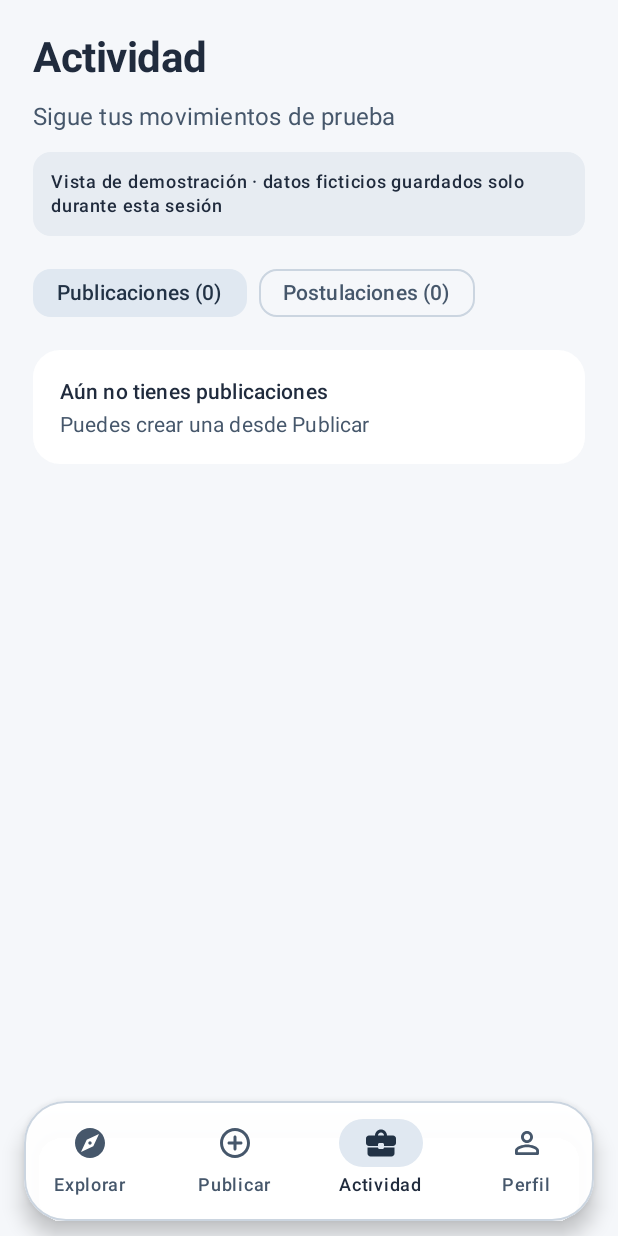
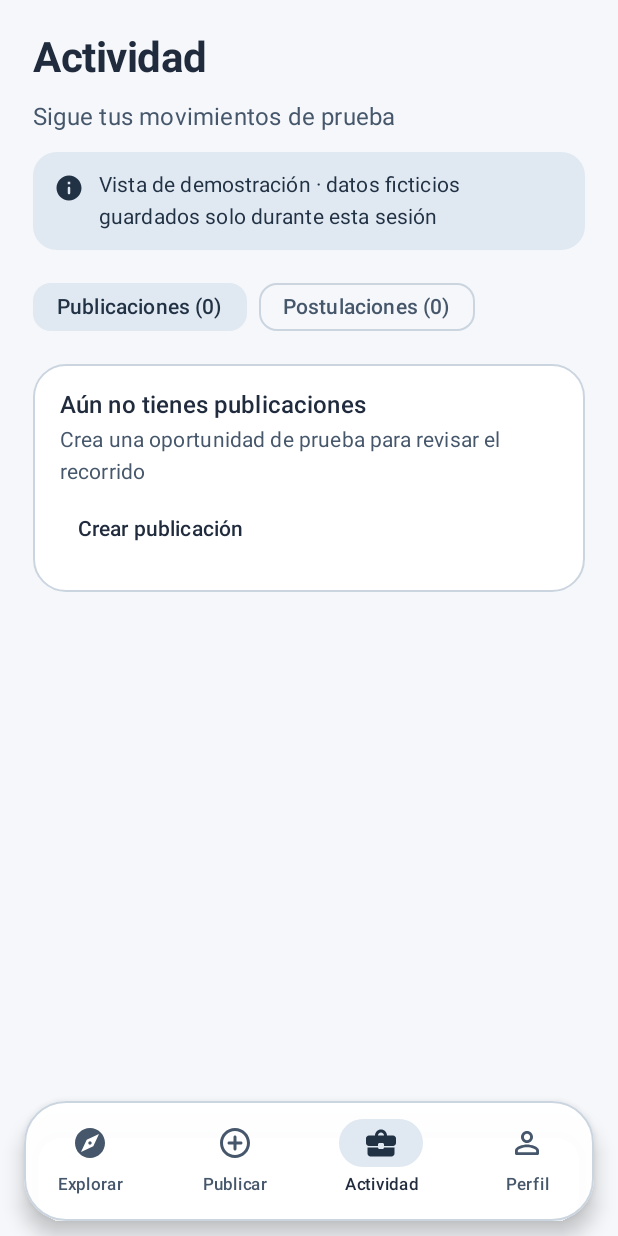
Before and after one commit to sebastianrosasq/TuEmpuje, an Android app built with Jetpack Compose: the PublishScreen screen opened through its navigation route, item 3 of the bottom bar chosen, on a phone screen of 412 x 824 dp. Run offline under Robolectric (Android 15) with nearby library versions, the phone set to English and light mode, and no system bars; our stand-ins replace Firebase (no records; nobody signed in at launch, a user with empty details on screens opened directly).

Commit message:
Consolida los componentes y estados de interfaz

```diff
--- a/android/app/src/main/java/pe/tuempuje/app/ui/TuEmpujeApp.kt
+++ b/android/app/src/main/java/pe/tuempuje/app/ui/TuEmpujeApp.kt
@@ -1,6 +1,10 @@
 package pe.tuempuje.app.ui
 
 import androidx.activity.compose.BackHandler
+import androidx.compose.animation.AnimatedVisibility
+import androidx.compose.animation.fadeIn
+import androidx.compose.animation.fadeOut
+import androidx.compose.animation.core.tween
 import androidx.compose.foundation.background
 import androidx.compose.foundation.Image
 import androidx.compose.foundation.clickable
@@ -31,9 +35,12 @@ import androidx.compose.ui.draw.clip
 import androidx.compose.ui.graphics.Brush
 import androidx.compose.ui.graphics.Color
 import androidx.compose.ui.graphics.vector.ImageVector
+import androidx.compose.ui.platform.LocalConfiguration
 import androidx.compose.ui.res.painterResource
+import androidx.compose.ui.semantics.Role
 import androidx.compose.ui.text.font.FontWeight
 import androidx.compose.ui.text.input.KeyboardType
+import androidx.compose.ui.text.style.TextAlign
 import androidx.compose.ui.unit.dp
 import androidx.compose.ui.unit.sp
 import androidx.lifecycle.viewmodel.compose.viewModel
@@ -47,7 +54,11 @@ import pe.tuempuje.app.data.Opportunity
 import pe.tuempuje.app.data.OpportunityViewModel
 import pe.tuempuje.app.data.FirebaseServices
 import pe.tuempuje.app.ui.auth.AccountScreen
+import pe.tuempuje.app.ui.components.AppEmptyState
+import pe.tuempuje.app.ui.components.AppNotice
+import pe.tuempuje.app.ui.components.AppPrimaryButton
 import pe.tuempuje.app.ui.theme.Ink
+import kotlinx.coroutines.launch
 
 private data class Destination(val route: String, val label: String, val icon: ImageVector)
 
@@ -62,33 +73,41 @@ private val destinations = listOf(
 fun TuEmpujeApp(services: FirebaseServices?, model: OpportunityViewModel = viewModel()) {
     val nav = rememberNavController()
     var activityRevision by rememberSaveable { mutableIntStateOf(0) }
+    val snackbar = remember { SnackbarHostState() }
+    val scope = rememberCoroutineScope()
+    val navigationGroups = if (LocalConfiguration.current.fontScale >= 1.8f) destinations.chunked(2) else listOf(destinations)
+    val openDestination: (String) -> Unit = { route ->
+        nav.navigate(route) {
+            popUpTo(nav.graph.findStartDestination().id) { saveState = true }
+            launchSingleTop = true
+            restoreState = true
+        }
+    }
     val backStackEntry by nav.currentBackStackEntryAsState()
     val currentRoute = backStackEntry?.destination?.route
     Scaffold(
         containerColor = MaterialTheme.colorScheme.background,
+        snackbarHost = { SnackbarHost(snackbar) },
         bottomBar = {
             if (currentRoute in destinations.map { it.route }) {
-                Box(Modifier.fillMaxWidth().navigationBarsPadding().padding(start = 16.dp, end = 16.dp, bottom = 10.dp)) {
+                Box(Modifier.fillMaxWidth().navigationBarsPadding().padding(start = 16.dp, end = 16.dp, bottom = 10.dp), contentAlignment = Alignment.Center) {
                     Surface(
+                        modifier = Modifier.widthIn(max = 600.dp),
                         shape = MaterialTheme.shapes.extraLarge,
                         color = MaterialTheme.colorScheme.surface.copy(alpha = 0.97f),
                         border = androidx.compose.foundation.BorderStroke(1.dp, MaterialTheme.colorScheme.outlineVariant),
                         tonalElevation = 3.dp,
                         shadowElevation = 8.dp,
                     ) {
+                        Column {
+                            navigationGroups.forEach { group ->
                                 NavigationBar(containerColor = Color.Transparent, windowInsets = WindowInsets(0, 0, 0, 0)) {
-                            destinations.forEach { item ->
+                                    group.forEach { item ->
                                         NavigationBarItem(
                                             selected = currentRoute == item.route,
-                                    onClick = {
-                                        nav.navigate(item.route) {
-                                            popUpTo(nav.graph.findStartDestination().id) { saveState = true }
-                                            launchSingleTop = true
-                                            restoreState = true
-                                        }
-                                    },
+                                            onClick = { openDestination(item.route) },
                                             icon = { Icon(item.icon, contentDescription = null) },
-                                    label = { Text(item.label, maxLines = 1) },
+                                            label = { Text(item.label, style = MaterialTheme.typography.labelSmall, maxLines = 2, textAlign = TextAlign.Center) },
                                             colors = NavigationBarItemDefaults.colors(
                                                 indicatorColor = MaterialTheme.colorScheme.secondaryContainer,
                                                 selectedIconColor = MaterialTheme.colorScheme.onSecondaryContainer,
@@ -102,21 +121,31 @@ fun TuEmpujeApp(services: FirebaseServices?, model: OpportunityViewModel = viewM
                             }
                         }
                     }
+                }
+            }
         },
     ) { padding ->
-        NavHost(navController = nav, startDestination = "explorar", modifier = Modifier.padding(padding)) {
+        Box(Modifier.fillMaxSize().padding(padding), contentAlignment = Alignment.TopCenter) {
+            NavHost(
+                navController = nav,
+                startDestination = "explorar",
+                modifier = Modifier.widthIn(max = 600.dp).fillMaxWidth(),
+                enterTransition = { fadeIn(tween(180)) },
+                exitTransition = { fadeOut(tween(120)) },
+                popEnterTransition = { fadeIn(tween(180)) },
+                popExitTransition = { fadeOut(tween(120)) },
+            ) {
                 composable("explorar") { ExploreScreen(model) { nav.navigate("detalle/$it") { launchSingleTop = true } } }
                 composable("publicar") {
                     PublishScreen(model, onBack = { nav.popBackStack() }) {
                         activityRevision++
-                    nav.navigate("actividad") {
-                        popUpTo(nav.graph.findStartDestination().id) { saveState = true }
-                        launchSingleTop = true
-                        restoreState = true
+                        openDestination("actividad")
+                        scope.launch { snackbar.showSnackbar("Publicación de prueba guardada en esta sesión") }
                     }
                 }
+                composable("actividad") {
+                    ActivityScreen(model, activityRevision, openDestination) { nav.navigate("detalle/$it") { launchSingleTop = true } }
                 }
-            composable("actividad") { ActivityScreen(model, activityRevision) { nav.navigate("detalle/$it") { launchSingleTop = true } } }
                 composable("perfil") {
                     if (services != null) {
                         AccountScreen(services.auth, services.firestore, services.isLocal)
@@ -126,7 +155,9 @@ fun TuEmpujeApp(services: FirebaseServices?, model: OpportunityViewModel = viewM
                 }
                 composable("detalle/{id}") { entry ->
                     val opportunity = model.find(entry.arguments?.getString("id").orEmpty())
-                DetailScreen(opportunity, model, onBack = { nav.popBackStack() }, onCandidates = { nav.navigate("candidatos/$it") })
+                    DetailScreen(opportunity, model, onBack = { nav.popBackStack() }, onCandidates = { nav.navigate("candidatos/$it") }, onApplied = {
+                        scope.launch { snackbar.showSnackbar("Postulación simulada en esta sesión") }
+                    })
                 }
                 composable("candidatos/{id}") { entry ->
                     val opportunity = model.find(entry.arguments?.getString("id").orEmpty())
@@ -135,7 +166,7 @@ fun TuEmpujeApp(services: FirebaseServices?, model: OpportunityViewModel = viewM
             }
         }
     }
-
+}
 @Composable
 private fun ExploreScreen(model: OpportunityViewModel, open: (String) -> Unit) {
     var query by rememberSaveable { mutableStateOf("") }
@@ -182,7 +213,12 @@ private fun ExploreScreen(model: OpportunityViewModel, open: (String) -> Unit) {
             }
         }
         if (opportunities.isEmpty()) {
-            item { EmptyMessage("No encontramos coincidencias", "Prueba con otra palabra o categoría") }
+            item {
+                AppEmptyState("No encontramos coincidencias", "Prueba con otra palabra o categoría", "Limpiar filtros") {
+                    query = ""
+                    selectedCategory = "Todas"
+                }
+            }
         }
         items(opportunities, key = { it.id }) { opportunity ->
             OpportunityCard(opportunity) { open(opportunity.id) }
@@ -207,12 +243,7 @@ private fun BrandHeader() {
 
 @Composable
 private fun DemoNotice() {
-    Text(
-        "Vista de demostración · datos ficticios guardados solo durante esta sesión",
-        style = MaterialTheme.typography.labelMedium,
-        color = MaterialTheme.colorScheme.onSurface,
-        modifier = Modifier.fillMaxWidth().clip(RoundedCornerShape(12.dp)).background(MaterialTheme.colorScheme.surfaceVariant).padding(12.dp),
-    )
+    AppNotice("Vista de demostración · datos ficticios guardados solo durante esta sesión")
 }
 
 @Composable
@@ -235,7 +266,7 @@ private fun Hero() {
 @Composable
 private fun OpportunityCard(opportunity: Opportunity, status: String? = null, onClick: () -> Unit) {
     Surface(
-        modifier = Modifier.fillMaxWidth().clickable(onClick = onClick),
+        modifier = Modifier.fillMaxWidth().clickable(role = Role.Button, onClick = onClick),
         shape = MaterialTheme.shapes.large,
         color = MaterialTheme.colorScheme.surface,
         border = androidx.compose.foundation.BorderStroke(1.dp, MaterialTheme.colorScheme.outlineVariant),
@@ -268,14 +299,14 @@ private fun OpportunityCard(opportunity: Opportunity, status: String? = null, on
 }
 
 @Composable
-private fun DetailScreen(opportunity: Opportunity?, model: OpportunityViewModel, onBack: () -> Unit, onCandidates: (String) -> Unit) {
+private fun DetailScreen(opportunity: Opportunity?, model: OpportunityViewModel, onBack: () -> Unit, onCandidates: (String) -> Unit, onApplied: () -> Unit) {
     var confirmApplication by rememberSaveable(opportunity?.id) { mutableStateOf(false) }
     if (confirmApplication && opportunity != null && !opportunity.own) {
         AlertDialog(
             onDismissRequest = { confirmApplication = false },
             title = { Text("Simular postulación") },
             text = { Text("Marcaremos tu interés en ${opportunity.title} solo en esta sesión, no se enviará una solicitud real") },
-            confirmButton = { TextButton(onClick = { model.apply(opportunity.id); confirmApplication = false }) { Text("Confirmar simulación") } },
+            confirmButton = { TextButton(onClick = { model.apply(opportunity.id); confirmApplication = false; onApplied() }) { Text("Confirmar simulación") } },
             dismissButton = { TextButton(onClick = { confirmApplication = false }) { Text("Cancelar") } },
         )
     }
@@ -287,7 +318,7 @@ private fun DetailScreen(opportunity: Opportunity?, model: OpportunityViewModel,
         }
         DemoNotice()
         if (opportunity == null) {
-            EmptyMessage("Oportunidad no disponible", "Vuelve al listado para elegir otra")
+            AppEmptyState("Oportunidad no disponible", "Vuelve al listado para elegir otra")
         } else {
             Text(opportunity.category.uppercase(), style = MaterialTheme.typography.labelMedium, color = MaterialTheme.colorScheme.onSurfaceVariant)
             Text(opportunity.title, style = MaterialTheme.typography.headlineMedium, fontWeight = FontWeight.Bold)
@@ -306,9 +337,7 @@ private fun DetailScreen(opportunity: Opportunity?, model: OpportunityViewModel,
             Text(opportunity.requirements, style = MaterialTheme.typography.bodyLarge, color = MaterialTheme.colorScheme.onSurfaceVariant)
             if (!opportunity.own) {
                 val applied = opportunity.id in model.applications
-                Button(onClick = { confirmApplication = true }, enabled = !applied, modifier = Modifier.fillMaxWidth().heightIn(min = 52.dp), shape = RoundedCornerShape(16.dp)) {
-                    Text(if (applied) "Postulación simulada" else "Simular postulación")
-                }
+                AppPrimaryButton(if (applied) "Postulación simulada" else "Simular postulación", onClick = { confirmApplication = true }, enabled = !applied)
                 Text("Esta acción solo cambia la demostración local, no envía una postulación real", style = MaterialTheme.typography.bodySmall, color = MaterialTheme.colorScheme.onSurfaceVariant)
             } else {
                 Text("Esta es tu publicación de prueba", style = MaterialTheme.typography.bodyMedium, color = MaterialTheme.colorScheme.onSurfaceVariant)
@@ -329,11 +358,11 @@ private fun CandidatesScreen(opportunity: Opportunity?, onBack: () -> Unit) {
             Text("Volver")
         }
         if (opportunity == null || !opportunity.own) {
-            EmptyMessage("Publicación no disponible", "Regresa a tu actividad para revisar tus publicaciones")
+            AppEmptyState("Publicación no disponible", "Regresa a tu actividad para revisar tus publicaciones")
         } else {
             Text("Candidatos", style = MaterialTheme.typography.headlineMedium, fontWeight = FontWeight.Bold)
             Text(opportunity.title, style = MaterialTheme.typography.titleMedium, color = MaterialTheme.colorScheme.onSurfaceVariant)
-            Text("Vista de diseño · estos perfiles son ejemplos y no son postulaciones reales", style = MaterialTheme.typography.bodyMedium, modifier = Modifier.fillMaxWidth().clip(MaterialTheme.shapes.medium).background(MaterialTheme.colorScheme.secondaryContainer).padding(14.dp), color = MaterialTheme.colorScheme.onSecondaryContainer)
+            AppNotice("Vista de diseño · estos perfiles son ejemplos y no son postulaciones reales")
             CandidatePreview("Lucía M.", "Estudiante · disponibilidad por las tardes", "Organización y comunicación")
             CandidatePreview("Diego R.", "Estudiante · disponibilidad de fin de semana", "Apoyo en eventos y atención")
             Text("La revisión de perfiles y la selección se conectarán en una próxima etapa", style = MaterialTheme.typography.bodySmall, color = MaterialTheme.colorScheme.onSurfaceVariant)
@@ -380,6 +409,10 @@ private fun PublishScreen(model: OpportunityViewModel, onBack: () -> Unit, onPub
     var category by rememberSaveable { mutableStateOf("Ayudantía") }
     var showError by rememberSaveable { mutableStateOf(false) }
     var confirmDiscard by rememberSaveable { mutableStateOf(false) }
+    val scrollState = rememberScrollState()
+    val scope = rememberCoroutineScope()
+    val invalidVacancies = vacancies.toIntOrNull() !in 1..99
+    val invalidCount = listOf(title, description, location, pay, duration, requirements).count { it.isBlank() } + if (invalidVacancies) 1 else 0
     val hasDraft = listOf(title, description, location, pay, duration, requirements).any { it.isNotBlank() } || vacancies != "1" || category != "Ayudantía"
 
     BackHandler(enabled = hasDraft) { confirmDiscard = true }
@@ -396,11 +429,14 @@ private fun PublishScreen(model: OpportunityViewModel, onBack: () -> Unit, onPub
             },
         )
     }
-    Column(Modifier.fillMaxSize().verticalScroll(rememberScrollState()).padding(22.dp), verticalArrangement = Arrangement.spacedBy(14.dp)) {
+    Column(Modifier.fillMaxSize().verticalScroll(scrollState).padding(22.dp), verticalArrangement = Arrangement.spacedBy(14.dp)) {
         Text("Publicar", style = MaterialTheme.typography.headlineMedium, fontWeight = FontWeight.Bold)
         Text("Cuéntanos qué apoyo necesitas", style = MaterialTheme.typography.bodyLarge, color = MaterialTheme.colorScheme.onSurfaceVariant)
         DemoNotice()
         Text("Los datos se mostrarán solo en esta demostración", style = MaterialTheme.typography.bodyMedium, color = MaterialTheme.colorScheme.onSurfaceVariant)
+        AnimatedVisibility(visible = showError && invalidCount > 0) {
+            AppNotice("Revisa los campos marcados, faltan o necesitan corrección: $invalidCount", isError = true)
+        }
         FormSectionHeading("01", "La oportunidad", "Describe el apoyo que necesitas")
         Text("Tipo de trabajo", style = MaterialTheme.typography.labelLarge)
         LazyRow(horizontalArrangement = Arrangement.spacedBy(8.dp)) {
@@ -415,7 +451,6 @@ private fun PublishScreen(model: OpportunityViewModel, onBack: () -> Unit, onPub
         DraftField(location, { location = it }, "Ubicación o remoto", "Indica la ubicación", showError)
         DraftField(pay, { pay = it }, "Pago y unidad, por ejemplo S/ 60 por día", "Indica el pago y su unidad", showError)
         DraftField(duration, { duration = it }, "Duración o fecha", "Indica la duración o fecha", showError)
-        val invalidVacancies = vacancies.toIntOrNull() !in 1..99
         OutlinedTextField(
             value = vacancies,
             onValueChange = { vacancies = it.filter(Char::isDigit).take(2) },
@@ -427,15 +462,15 @@ private fun PublishScreen(model: OpportunityViewModel, onBack: () -> Unit, onPub
             modifier = Modifier.fillMaxWidth(),
             shape = MaterialTheme.shapes.medium,
         )
-        if (showError) Text("Completa todos los campos para continuar", color = MaterialTheme.colorScheme.error, style = MaterialTheme.typography.bodyMedium)
-        Button(onClick = {
+        AppPrimaryButton("Guardar publicación de prueba", onClick = {
             if (model.publish(title, description, location, pay, duration, requirements, vacancies.toIntOrNull() ?: 0, category)) {
                 title = ""; description = ""; location = ""; pay = ""; duration = ""; requirements = ""; vacancies = "1"; category = "Ayudantía"; showError = false
                 onPublished()
-            } else showError = true
-        }, modifier = Modifier.fillMaxWidth().heightIn(min = 52.dp), shape = RoundedCornerShape(16.dp)) {
-            Text("Guardar publicación de prueba")
+            } else {
+                showError = true
+                scope.launch { scrollState.animateScrollTo(0) }
             }
+        })
     }
 }
 
@@ -476,7 +511,7 @@ private fun DraftField(
 }
 
 @Composable
-private fun ActivityScreen(model: OpportunityViewModel, activityRevision: Int, open: (String) -> Unit) {
+private fun ActivityScreen(model: OpportunityViewModel, activityRevision: Int, openDestination: (String) -> Unit, open: (String) -> Unit) {
     val myPosts = model.opportunities.filter { it.own }
     val myApplications = model.opportunities.filter { it.id in model.applications }
     var section by rememberSaveable(activityRevision) { mutableStateOf("Publicaciones") }
@@ -491,10 +526,10 @@ private fun ActivityScreen(model: OpportunityViewModel, activityRevision: Int, o
             }
         }
         if (section == "Publicaciones") {
-            if (myPosts.isEmpty()) item { EmptyMessage("Aún no tienes publicaciones", "Puedes crear una desde Publicar") }
+            if (myPosts.isEmpty()) item { AppEmptyState("Aún no tienes publicaciones", "Crea una oportunidad de prueba para revisar el recorrido", "Crear publicación") { openDestination("publicar") } }
             items(myPosts, key = { "post-${it.id}" }) { item -> OpportunityCard(item, "Publicación de prueba") { open(item.id) } }
         } else {
-            if (myApplications.isEmpty()) item { EmptyMessage("Aún no tienes postulaciones", "Explora una oportunidad para simular una postulación") }
+            if (myApplications.isEmpty()) item { AppEmptyState("Aún no tienes postulaciones", "Explora una oportunidad para simular una postulación", "Explorar oportunidades") { openDestination("explorar") } }
             items(myApplications, key = { "application-${it.id}" }) { item -> OpportunityCard(item, "Postulación simulada") { open(item.id) } }
         }
     }
@@ -513,19 +548,9 @@ private fun ProfileScreen() {
                 Spacer(Modifier.height(12.dp))
                 Text("Perfil de demostración", style = MaterialTheme.typography.titleLarge, fontWeight = FontWeight.Bold)
                 Spacer(Modifier.height(6.dp))
-                Text("El registro y la edición de perfiles se incorporarán en una etapa posterior", style = MaterialTheme.typography.bodyMedium, color = MaterialTheme.colorScheme.onSurfaceVariant)
+                Text("El acceso no está configurado en esta compilación", style = MaterialTheme.typography.bodyMedium, color = MaterialTheme.colorScheme.onSurfaceVariant)
             }
         }
         Text("TuEmpuje conecta oportunidades, habilidades y personas", style = MaterialTheme.typography.bodyMedium, color = MaterialTheme.colorScheme.onSurfaceVariant)
     }
 }
-
-@Composable
-private fun EmptyMessage(title: String, message: String) {
-    Surface(shape = RoundedCornerShape(18.dp), color = MaterialTheme.colorScheme.surface, modifier = Modifier.fillMaxWidth()) {
-        Column(Modifier.padding(18.dp), verticalArrangement = Arrangement.spacedBy(4.dp)) {
-            Text(title, style = MaterialTheme.typography.titleSmall, fontWeight = FontWeight.SemiBold)
-            Text(message, style = MaterialTheme.typography.bodyMedium, color = MaterialTheme.colorScheme.onSurfaceVariant)
-        }
-    }
-}
--- /dev/null
+++ b/android/app/src/main/java/pe/tuempuje/app/ui/components/AppComponents.kt
@@ -0,0 +1,82 @@
+package pe.tuempuje.app.ui.components
+
+import androidx.compose.foundation.BorderStroke
+import androidx.compose.foundation.layout.Arrangement
+import androidx.compose.foundation.layout.Column
+import androidx.compose.foundation.layout.Row
+import androidx.compose.foundation.layout.fillMaxWidth
+import androidx.compose.foundation.layout.heightIn
+import androidx.compose.foundation.layout.padding
+import androidx.compose.foundation.layout.size
+import androidx.compose.material.icons.Icons
+import androidx.compose.material.icons.rounded.ErrorOutline
+import androidx.compose.material.icons.rounded.Info
+import androidx.compose.material3.Button
+import androidx.compose.material3.CircularProgressIndicator
+import androidx.compose.material3.Icon
+import androidx.compose.material3.MaterialTheme
+import androidx.compose.material3.Surface
+import androidx.compose.material3.Text
+import androidx.compose.material3.TextButton
+import androidx.compose.runtime.Composable
+import androidx.compose.ui.Alignment
+import androidx.compose.ui.Modifier
+import androidx.compose.ui.semantics.LiveRegionMode
+import androidx.compose.ui.semantics.liveRegion
+import androidx.compose.ui.semantics.semantics
+import androidx.compose.ui.text.font.FontWeight
+import androidx.compose.ui.unit.dp
+
+@Composable
+fun AppNotice(message: String, modifier: Modifier = Modifier, isError: Boolean = false) {
+    val colors = MaterialTheme.colorScheme
+    Surface(
+        modifier = modifier.fillMaxWidth().semantics { liveRegion = LiveRegionMode.Polite },
+        shape = MaterialTheme.shapes.medium,
+        color = if (isError) colors.errorContainer else colors.secondaryContainer,
+        contentColor = if (isError) colors.onErrorContainer else colors.onSecondaryContainer,
+    ) {
+        Row(Modifier.padding(14.dp), horizontalArrangement = Arrangement.spacedBy(10.dp), verticalAlignment = Alignment.Top) {
+            Icon(if (isError) Icons.Rounded.ErrorOutline else Icons.Rounded.Info, contentDescription = null, modifier = Modifier.size(20.dp))
+            Text(message, style = MaterialTheme.typography.bodyMedium, modifier = Modifier.weight(1f))
+        }
+    }
+}
+
+@Composable
+fun AppLoadingState(message: String) {
+    Row(
+        modifier = Modifier.fillMaxWidth().semantics { liveRegion = LiveRegionMode.Polite }.padding(vertical = 8.dp),
+        horizontalArrangement = Arrangement.spacedBy(12.dp),
+        verticalAlignment = Alignment.CenterVertically,
+    ) {
+        CircularProgressIndicator(modifier = Modifier.size(24.dp), strokeWidth = 3.dp)
+        Text(message, style = MaterialTheme.typography.bodyMedium)
+    }
+}
+
+@Composable
+fun AppEmptyState(title: String, message: String, action: String? = null, onAction: (() -> Unit)? = null) {
+    Surface(
+        shape = MaterialTheme.shapes.large,
+        color = MaterialTheme.colorScheme.surface,
+        border = BorderStroke(1.dp, MaterialTheme.colorScheme.outlineVariant),
+        modifier = Modifier.fillMaxWidth(),
+    ) {
+        Column(Modifier.padding(18.dp), verticalArrangement = Arrangement.spacedBy(6.dp)) {
+            Text(title, style = MaterialTheme.typography.titleMedium, fontWeight = FontWeight.SemiBold)
+            Text(message, style = MaterialTheme.typography.bodyMedium, color = MaterialTheme.colorScheme.onSurfaceVariant)
+            if (action != null && onAction != null) TextButton(onClick = onAction) { Text(action) }
+        }
+    }
+}
+
+@Composable
+fun AppPrimaryButton(label: String, onClick: () -> Unit, enabled: Boolean = true) {
+    Button(
+        onClick = onClick,
+        enabled = enabled,
+        shape = MaterialTheme.shapes.medium,
+        modifier = Modifier.fillMaxWidth().heightIn(min = 52.dp),
+    ) { Text(label) }
+}
```
Also changed, not shown: android/app/src/main/java/pe/tuempuje/app/ui/auth/AccountScreen.kt (+31 -21 lines), 3 other files. Lines whose indentation alone changed are shown as unchanged.
